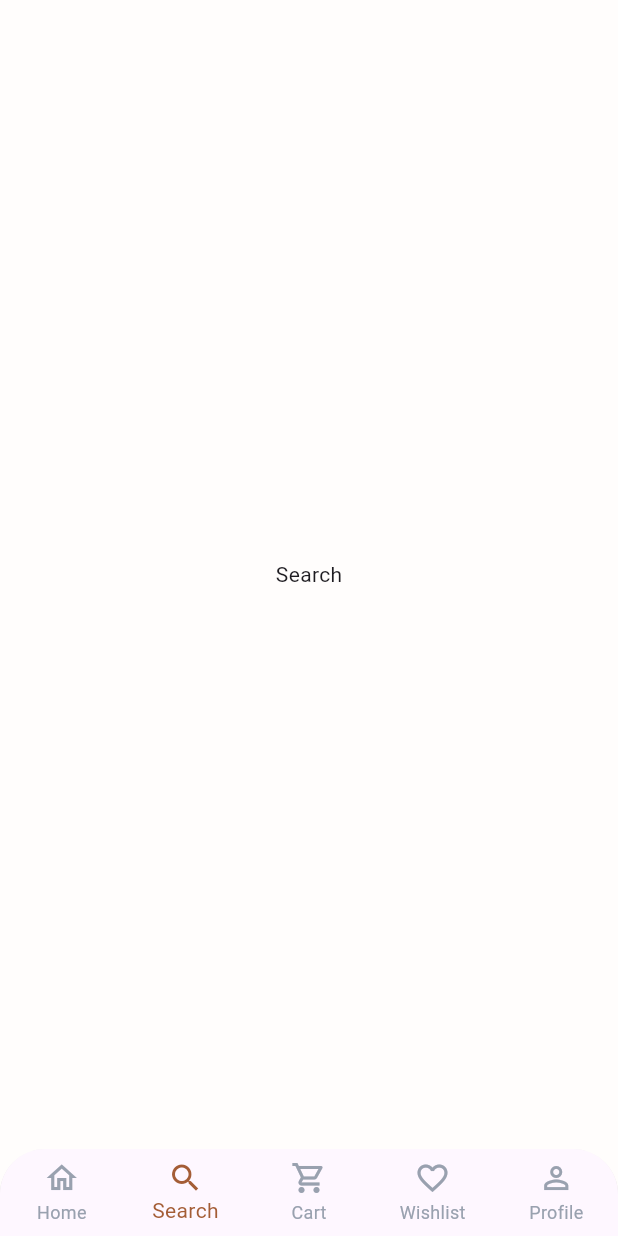
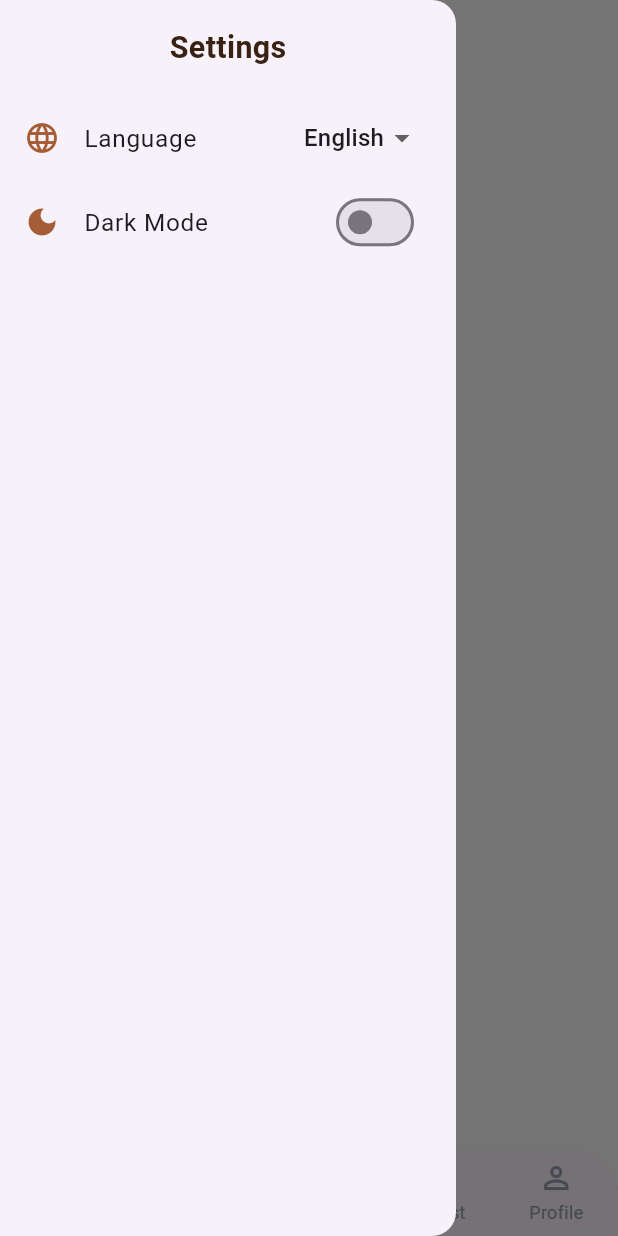
Before and after one commit to FAD-Community/fad-team05-HandMade-App, a Flutter app: the HomeScreenLayout screen opened by its route, item 2 of the bottom bar chosen, with the side drawer open (before the commit the screen has no drawer), on a phone screen of 412 x 824 dp. Run offline on Flutter 3.47's test engine with Material 3 defaults, Android fonts, the light colour scheme and no system bars; our stand-ins replace bloc, device_preview, dio, flutter_bloc, flutter_screenutil, flutter_secure_storage and 4 more; accounts and stored records are empty; network calls fail.

Commit message:
cretate home drawer and feature colloection

```diff
--- /dev/null
+++ b/lib/core/bloc/app_cubit.dart
@@ -0,0 +1,46 @@
+import 'package:flutter/material.dart';
+import 'package:flutter_bloc/flutter_bloc.dart';
+import 'package:hand_made/config/cache/cache_helper.dart';
+
+class AppState {
+  final Locale locale;
+  final ThemeMode themeMode;
+
+  AppState({required this.locale, required this.themeMode});
+
+  AppState copyWith({Locale? locale, ThemeMode? themeMode}) {
+    return AppState(
+      locale: locale ?? this.locale,
+      themeMode: themeMode ?? this.themeMode,
+    );
+  }
+}
+
+class AppCubit extends Cubit<AppState> {
+  static const String _languageKey = 'language_code';
+  static const String _themeKey = 'is_dark_mode';
+
+  AppCubit() : super(AppState(locale: const Locale('en'), themeMode: ThemeMode.light)) {
+    _loadSettings();
+  }
+
+  void _loadSettings() {
+    final String languageCode = CacheHelper.getData(_languageKey) ?? 'en';
+    final bool isDarkMode = CacheHelper.getData(_themeKey) ?? false;
+
+    emit(AppState(
+      locale: Locale(languageCode),
+      themeMode: isDarkMode ? ThemeMode.dark : ThemeMode.light,
+    ));
+  }
+
+  Future<void> changeLanguage(String languageCode) async {
+    await CacheHelper.saveData(key: _languageKey, value: languageCode);
+    emit(state.copyWith(locale: Locale(languageCode)));
+  }
+
+  Future<void> toggleTheme(bool isDark) async {
+    await CacheHelper.saveData(key: _themeKey, value: isDark);
+    emit(state.copyWith(themeMode: isDark ? ThemeMode.dark : ThemeMode.light));
+  }
+}
--- a/lib/features/home/presentation/views/home_screen_layout.dart
+++ b/lib/features/home/presentation/views/home_screen_layout.dart
@@ -2,6 +2,10 @@ import 'package:flutter/material.dart';
 import 'package:hand_made/core/constants/app_colors.dart';
 import 'package:hand_made/features/home/presentation/widgets/home_header.dart';
 import 'package:hand_made/features/home/presentation/widgets/nav_bar_item.dart';
+
+import 'package:hand_made/core/widgets/custom_search_bar.dart';
+import 'package:hand_made/features/home/presentation/widgets/featured_collection_section.dart';
+import 'package:hand_made/features/home/presentation/widgets/home_drawer.dart';
 
 class HomeScreenLayout extends StatefulWidget {
   const HomeScreenLayout({super.key});
@@ -11,11 +15,28 @@ class HomeScreenLayout extends StatefulWidget {
 
 class _HomeScreenLayoutState extends State<HomeScreenLayout> {
   int _currentIndex = 0;
-  final _screens = [
-    Column(children: const [
-      HomeHeader(userName: 'Noureen Basha', imageUrl: 'https://i.pravatar.cc/150?img=47', notifications: 3),
-      Expanded(child: Center(child: Text('Home Content'))),
-    ]),
+
+  late final List<Widget> _screens = [
+    Column(
+      children: const [
+        HomeHeader(
+          userName: 'Noureen Basha',
+          imageUrl: 'https://i.pravatar.cc/150?img=47',
+          notifications: 3,
+        ),
+        Expanded(
+          child: SingleChildScrollView(
+            child: Column(
+              children: [
+                CustomSearchBar(),
+                FeaturedCollectionSection(),
+                // Add more sections here like "Your Feed" later
+              ],
+            ),
+          ),
+        ),
+      ],
+    ),
     const Center(child: Text('Search')),
     const Center(child: Text('Cart')),
     const Center(child: Text('Wishlist')),
@@ -38,5 +59,6 @@ class _HomeScreenLayoutState extends State<HomeScreenLayout> {
         showUnselectedLabels: true,
       ),
     ),
+    drawer: const HomeDrawer(),
   );
 }
--- /dev/null
+++ b/lib/features/home/presentation/widgets/home_drawer.dart
@@ -0,0 +1,78 @@
+import 'package:flutter/material.dart';
+import 'package:flutter_bloc/flutter_bloc.dart';
+import 'package:flutter_screenutil/flutter_screenutil.dart';
+import 'package:hand_made/core/bloc/app_cubit.dart';
+import 'package:hand_made/core/constants/app_colors.dart';
+import 'package:hand_made/generated/l10n.dart';
+
+class HomeDrawer extends StatelessWidget {
+  const HomeDrawer({super.key});
+
+  @override
+  Widget build(BuildContext context) {
+    return Drawer(
+      child: SafeArea(
+        child: Column(
+          children: [
+            Padding(
+              padding: EdgeInsets.all(16.w),
+              child: Text(
+                S.of(context).settings,
+                style: TextStyle(
+                  fontSize: 20.sp,
+                  fontWeight: FontWeight.bold,
+                  color: AppColors.userNameColor,
+                ),
+              ),
+            ),
+            BlocBuilder<AppCubit, AppState>(
+              builder: (context, state) {
+                return ListTile(
+                  leading: const Icon(Icons.language, color: AppColors.primary),
+                  title: Text(
+                    S.of(context).language,
+                    style: TextStyle(fontSize: 16.sp),
+                  ),
+                  trailing: DropdownButton<String>(
+                    value: state.locale.languageCode,
+                    underline: const SizedBox(),
+                    items: [
+                      DropdownMenuItem(value: 'en', child: Text('English')),
+                      DropdownMenuItem(value: 'ar', child: Text('العربية')),
+                    ],
+                    onChanged: (String? newValue) {
+                      if (newValue != null) {
+                        context.read<AppCubit>().changeLanguage(newValue);
+                      }
+                    },
+                  ),
+                );
+              },
+            ),
+            BlocBuilder<AppCubit, AppState>(
+              builder: (context, state) {
+                return ListTile(
+                  leading: const Icon(
+                    Icons.dark_mode,
+                    color: AppColors.primary,
+                  ),
+                  title: Text(
+                    S.of(context).darkMode,
+                    style: TextStyle(fontSize: 16.sp),
+                  ),
+                  trailing: Switch(
+                    value: state.themeMode == ThemeMode.dark,
+                    onChanged: (value) {
+                      context.read<AppCubit>().toggleTheme(value);
+                    },
+                    activeThumbColor: AppColors.primary,
+                  ),
+                );
+              },
+            ),
+          ],
+        ),
+      ),
+    );
+  }
+}
--- a/lib/l10n/intl_ar.arb
+++ b/lib/l10n/intl_ar.arb
@@ -39,5 +39,11 @@
   "search": "البحث",
   "cart": "السلة",
   "wishlist": "المفضلة",
-  "profile": "حسابي"
+  "profile": "حسابي",
+  "seeAll": "عرض الكل",
+  "featuredCollection": "المجموعات المميزة",
+  "settings": "الإعدادات",
+  "language": "اللغة",
+  "darkMode": "الوضع الداكن",
+  "searchHInt": "ابحث في المنتجات اليدوية..."
 }
--- a/lib/l10n/intl_en.arb
+++ b/lib/l10n/intl_en.arb
@@ -39,5 +39,11 @@
   "search": "Search",
   "cart": "Cart",
   "wishlist": "Wishlist",
-  "profile": "Profile"
+  "profile": "Profile",
+  "seeAll": "See All",
+  "featuredCollection": "Featured Collection",
+  "settings": "Settings",
+  "language": "Language",
+  "darkMode": "Dark Mode",
+  "searchHInt": "Search handmade products..."
 }
--- a/pubspec.yaml
+++ b/pubspec.yaml
@@ -64,6 +64,7 @@ dev_dependencies:
   assets_generator: ^4.0.4+1
   pubspec_generator: ^5.0.2
   pubspec_dependency_sorter: ^1.0.5
+  intl_utils: ^2.8.14
 
 flutter_native_splash:
   color: "#A45D36"
```
Also changed, not shown: lib/core/widgets/custom_search_bar.dart (added, +83 -0 lines), lib/features/home/presentation/widgets/featured_collection_card.dart (added, +89 -0 lines), lib/features/home/presentation/widgets/featured_collection_section.dart (added, +94 -0 lines), lib/features/home/presentation/widgets/header_action_button.dart (+7 -3 lines), lib/features/home/presentation/widgets/home_header.dart (+7 -0 lines), lib/main.dart (+16 -0 lines), lib/features/home/domain/enity/featured_collection_entity.dart (added), lib/generated/intl/messages_all.dart, lib/generated/intl/messages_ar.dart, lib/generated/intl/messages_en.dart, lib/generated/l10n.dart, pubspec.lock.
